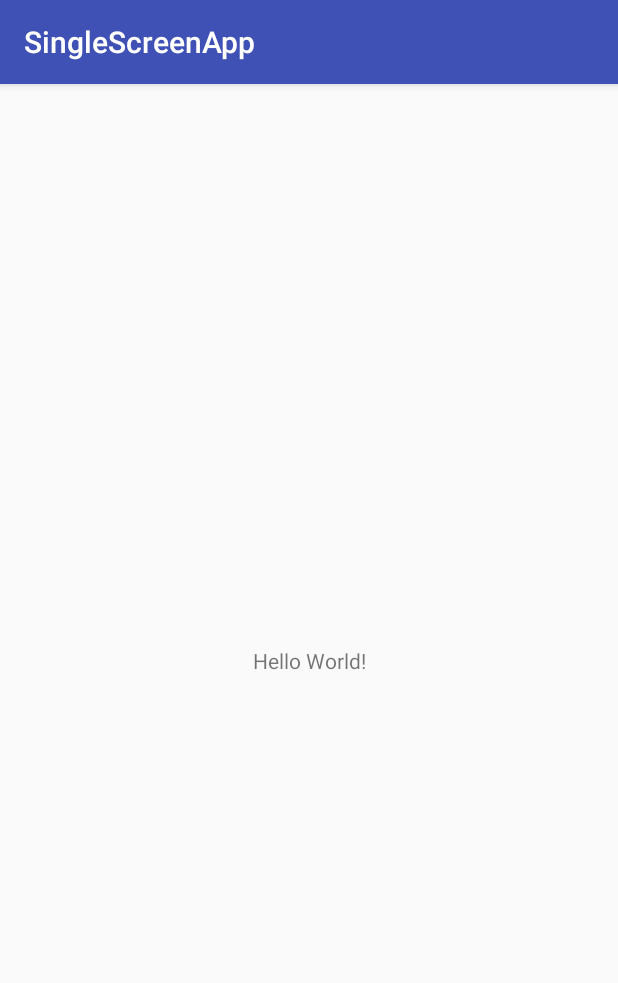
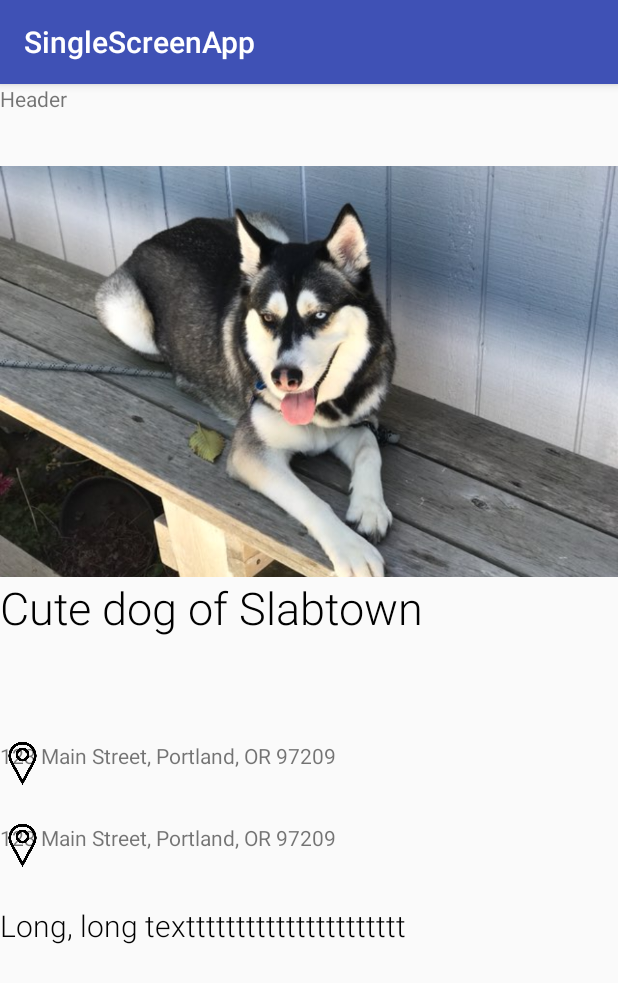
Before and after one commit to amyhliao/SingleScreenApp, an Android app: the screen it shows after launch (MainActivity), on a phone screen of 412 x 824 dp. Shown: the top 983 px of the screen. Run offline under Robolectric (Android 15) with nearby library versions, the phone set to English and light mode, and no system bars.

Commit message:
Add dog image and location asset to application. Create TextViews and ImageViews to fill content in

```diff
--- a/app/src/main/res/layout/activity_main.xml
+++ b/app/src/main/res/layout/activity_main.xml
@@ -1,18 +1,76 @@
 <?xml version="1.0" encoding="utf-8"?>
-<android.support.constraint.ConstraintLayout xmlns:android="http://schemas.android.com/apk/res/android"
-    xmlns:app="http://schemas.android.com/apk/res-auto"
+<LinearLayout xmlns:android="http://schemas.android.com/apk/res/android"
     xmlns:tools="http://schemas.android.com/tools"
+    android:orientation="vertical"
     android:layout_width="match_parent"
     android:layout_height="match_parent"
     tools:context=".MainActivity">
 
     <TextView
+        android:layout_width="match_parent"
+        android:layout_height="0dp"
+        android:layout_weight="0.5"
+        android:text="Header" />
+
+    <ImageView
+        android:src="@drawable/paige"
+        android:layout_width="match_parent"
+        android:layout_height="0dp"
+        android:layout_weight="2.5"
+        android:scaleType="centerCrop" />
+
+    <TextView
         android:layout_width="wrap_content"
-        android:layout_height="wrap_content"
-        android:text="Hello World!"
-        app:layout_constraintBottom_toBottomOf="parent"
-        app:layout_constraintLeft_toLeftOf="parent"
-        app:layout_constraintRight_toRightOf="parent"
-        app:layout_constraintTop_toTopOf="parent" />
+        android:layout_height="0dp"
+        android:layout_weight="1"
+        android:textSize="30sp"
+        android:fontFamily="sans-serif-light"
+        android:textColor="@android:color/black"
+        android:text="Cute dog of Slabtown" />
 
-</android.support.constraint.ConstraintLayout>
+    <RelativeLayout
+        android:layout_width="match_parent"
+        android:layout_height="0dp"
+        android:layout_weight="0.5">
+
+        <ImageView
+            android:src="@drawable/location_pin"
+            android:layout_width="30dp"
+            android:layout_height="30dp" />
+
+        <TextView
+            android:layout_width="wrap_content"
+            android:layout_height="wrap_content"
+            android:text="123 Main Street, Portland, OR 97209"/>
+
+    </RelativeLayout>
+
+    <RelativeLayout
+        android:layout_width="match_parent"
+        android:layout_height="0dp"
+        android:layout_weight="0.5">
+
+        <ImageView
+            android:src="@drawable/location_pin"
+            android:layout_width="30dp"
+            android:layout_height="30dp" />
+
+        <TextView
+            android:layout_width="wrap_content"
+            android:layout_height="wrap_content"
+            android:text="123 Main Street, Portland, OR 97209"/>
+
+    </RelativeLayout>
+
+    <TextView
+        android:layout_width="match_parent"
+        android:layout_height="0dp"
+        android:layout_weight="2"
+        android:layout_alignParentBottom="true"
+        android:layout_alignParentRight="true"
+        android:textSize="20sp"
+        android:fontFamily="sans-serif-light"
+        android:textColor="@android:color/black"
+        android:text="Long, long textttttttttttttttttttttt" />
+
+</LinearLayout>
```
Also changed, not shown: app/src/main/res/drawable/location_pin.png (added), app/src/main/res/drawable/paige.JPG (added).
